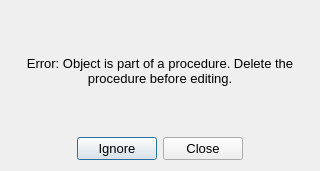
Qt form Software/ControlSystem/qt/designer/WarningDialog.ui (DanielWinklehner/Ion-Source-Control-System) before a commit.
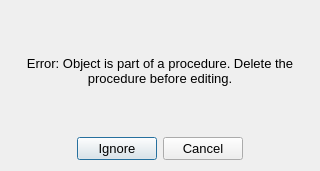
The same form after that commit.

Patch:
```diff
--- a/Software/ControlSystem/qt/designer/WarningDialog.ui
+++ b/Software/ControlSystem/qt/designer/WarningDialog.ui
@@ -99,7 +99,7 @@
         </font>
        </property>
        <property name="text">
-        <string>Close</string>
+        <string>Cancel</string>
        </property>
       </widget>
      </item>
```
